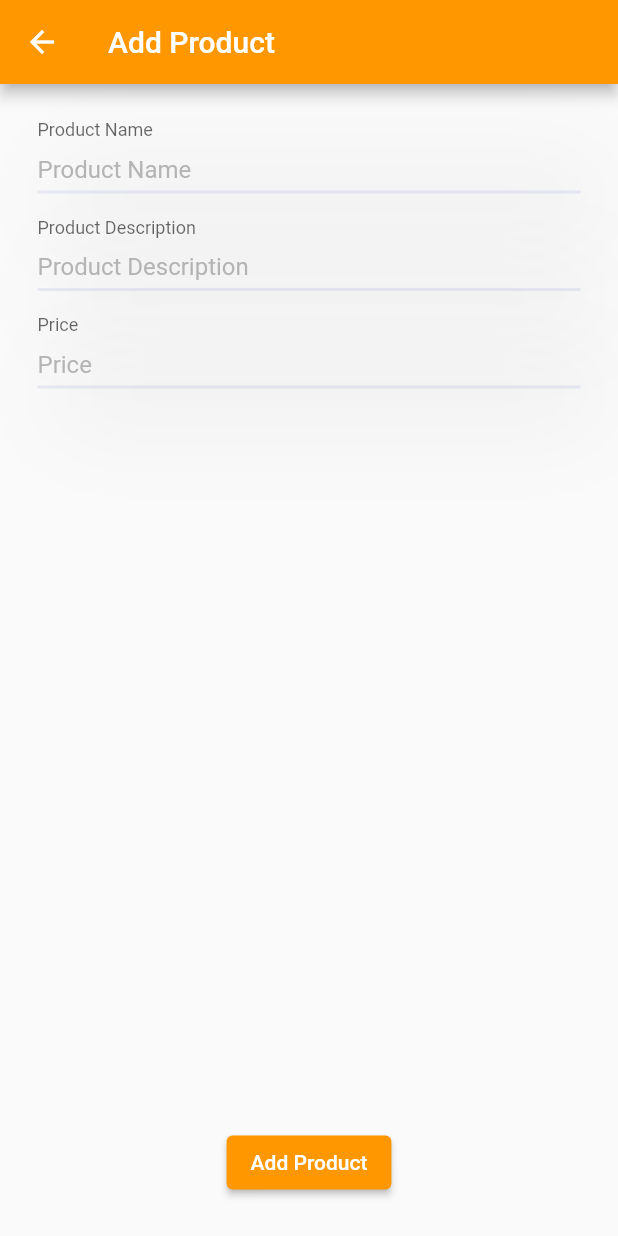
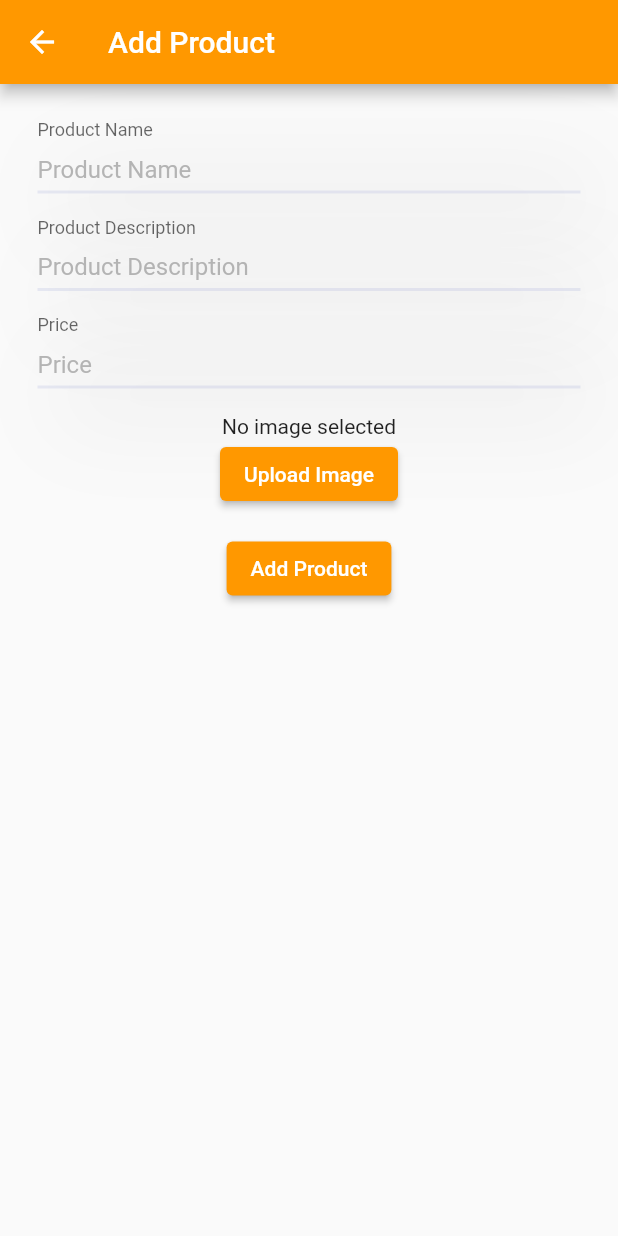
Before and after one commit to sebastienBellon/studious-fortnight, a Flutter app: the AdminAddProductPage screen opened directly, after a tap on "Add Product", on a phone screen of 412 x 824 dp. Run offline on Flutter 3.47's test engine with Material 2 defaults, Android fonts, the phone set to English and light mode, and no system bars; our stand-ins replace cloud_firestore, firebase_auth, firebase_core, firebase_storage, flutter_riverpod, flutter_slidable and 1 more; missing offline and left inert: flutterfire_ui; accounts and stored records are empty; generated files the repository leaves out were written again.

Commit message:
✨ uplaod of image for a product and add slidable for delete

```diff
--- a/lib/app/pages/admin/admin_add_product.dart
+++ b/lib/app/pages/admin/admin_add_product.dart
@@ -1,7 +1,10 @@
+import 'dart:io';
+
 import 'package:flutter/material.dart';
 import 'package:flutter_ecommerce_riverpod_firebase/app/providers.dart';
 import 'package:flutter_ecommerce_riverpod_firebase/models/product.dart';
 import 'package:flutter_riverpod/flutter_riverpod.dart';
+import 'package:image_picker/image_picker.dart';
 
 class AdminAddProductPage extends ConsumerStatefulWidget {
   const AdminAddProductPage({Key? key}) : super(key: key);
@@ -24,6 +27,7 @@ class _AdminAddProductPageState extends ConsumerState<AdminAddProductPage> {
       ),
       body: Padding(
         padding: const EdgeInsets.all(25.0),
+        child: SingleChildScrollView(
           child: Column(
             children: [
               CustomInputFieldFb1(
@@ -43,32 +47,70 @@ class _AdminAddProductPageState extends ConsumerState<AdminAddProductPage> {
                 labelText: 'Price',
                 hintText: 'Price',
               ),
-            const Spacer(),
+              const SizedBox(height: 15),
+              Consumer(
+                builder: (context, watch, child) {
+                  final image = ref.watch(addImageProvider);
+                  return image == null
+                      ? const Text('No image selected')
+                      : Image.file(
+                          File(image.path),
+                          height: 200,
+                        );
+                },
+              ),
+              ElevatedButton(
+                child: const Text('Upload Image'),
+                onPressed: () async {
+                  final image = await ImagePicker().pickImage(
+                    source: ImageSource.gallery,
+                  );
+                  if (image != null) {
+                    ref.watch(addImageProvider.state).state = image;
+                  }
+                },
+              ),
+              const SizedBox(height: 15),
               ElevatedButton(
                 onPressed: () => _addProduct(),
-                child: const Text("Add Product")),
+                child: const Text("Add Product"),
+              ),
+              const SizedBox(height: 15),
             ],
+          ),
         ),
       ),
     );
   }
 
   _addProduct() async {
-    final storage = ref.read(databaseProvider);
+    final db = ref.read(databaseProvider);
+    if (db == null) {
+      return;
+    }
+    final storage = ref.read(storageProvider);
     if (storage == null) {
       return;
     }
-    await storage.addProduct(
+    final imgFile = ref.read(addImageProvider);
+    if (imgFile == null) {
+      return;
+    }
+    final imgUrl = await storage.uploadFile(imgFile.path);
+    await db.addProduct(
       Product(
         name: titleTextEditingController.text,
         description: descriptionEditingController.text,
         price: double.parse(priceEditingController.text),
-        imageUrl: "image",
+        imageUrl: imgUrl,
       ),
     );
     Navigator.pop(context);
   }
 }
+
+// Create an image provider with riverpod
+final addImageProvider = StateProvider<XFile?>((_) => null);
 
 class CustomInputFieldFb1 extends StatelessWidget {
   final TextEditingController inputController;
--- a/lib/app/providers.dart
+++ b/lib/app/providers.dart
@@ -1,5 +1,6 @@
 import 'package:firebase_auth/firebase_auth.dart';
 import 'package:flutter_ecommerce_riverpod_firebase/services/firestore_service.dart';
+import 'package:flutter_ecommerce_riverpod_firebase/services/storage_service.dart';
 import 'package:flutter_riverpod/flutter_riverpod.dart';
 
 final firebaseAuthProvider =
@@ -17,3 +18,12 @@ final databaseProvider = Provider<FireStoreService?>((ref) {
   }
   return null;
 });
+
+final storageProvider = Provider<StorageService?>((ref) {
+  final auth = ref.watch(authStateChangeProvider);
+  String? uid = auth.asData?.value?.uid;
+  if (uid != null) {
+    return StorageService(uid: uid);
+  }
+  return null;
+});
--- a/pubspec.yaml
+++ b/pubspec.yaml
@@ -39,6 +39,8 @@ dependencies:
   firebase_storage: ^10.3.3
   flutterfire_ui: ^0.4.3
   flutter_riverpod: ^1.0.4
+  image_picker: ^0.8.5+3
+  flutter_slidable: ^2.0.0
 
 dev_dependencies:
   flutter_test:
```
Also changed, not shown: lib/app/pages/admin/admin_home.dart (+7 -7 lines), lib/services/storage_service.dart (added, +22 -0 lines), lib/widgets/project_list_tile.dart (added, +45 -0 lines), pubspec.lock, 2 other files. Lines whose indentation alone changed are shown as unchanged.
